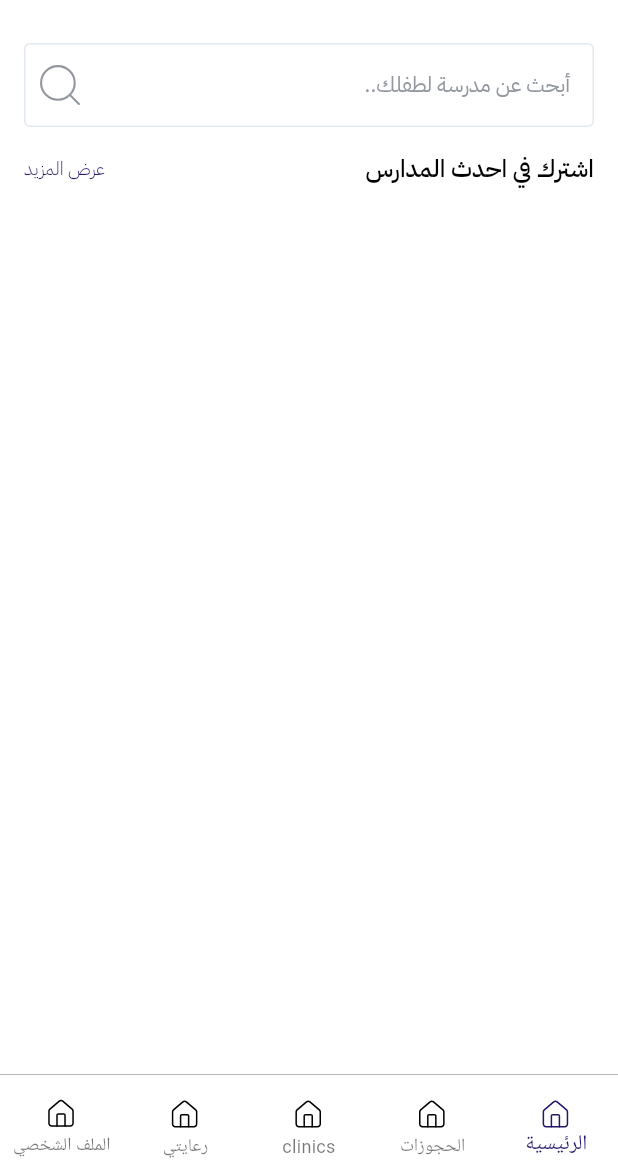
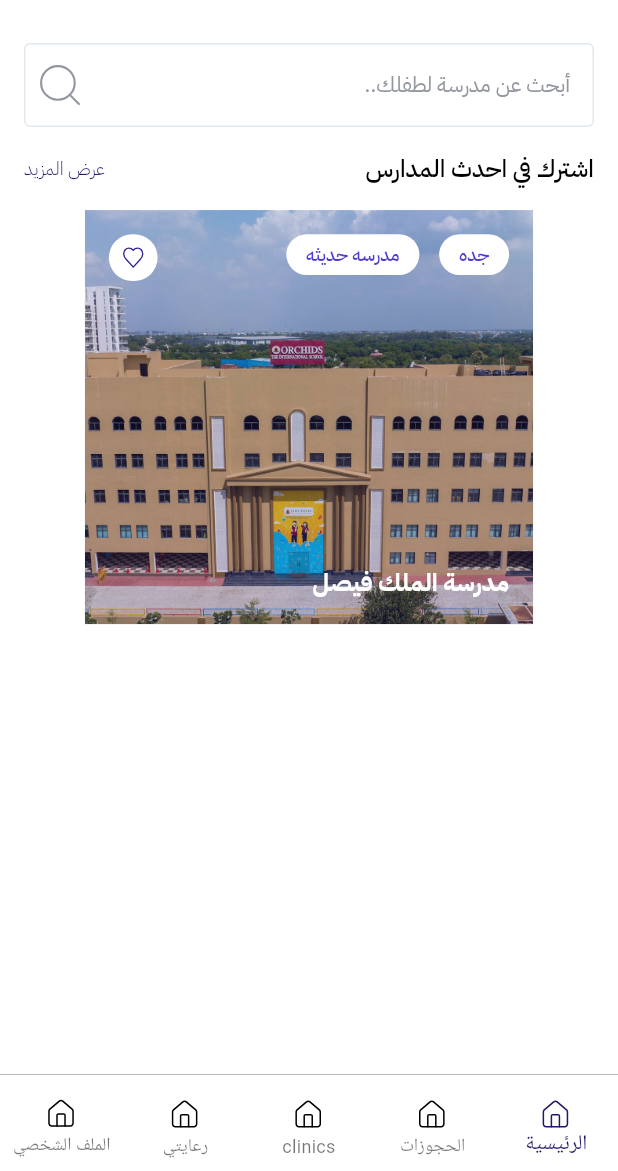
Before and after one commit to jimmyfcis/albanoon, a Flutter app: the screen it shows after launch, on a phone screen of 412 x 824 dp, the part 65-1236 px from its top. Run offline on Flutter 3.47's test engine with Material 3 defaults, Android fonts, the phone set to English and light mode, and no system bars; our stand-ins replace dio, flutter_form_builder, flutter_screenutil, flutter_svg, form_builder_validators, go_router and 2 more; project files that could hold a hidden picture were left out.

Commit message:
finish school item UI

```diff
--- a/lib/core/assets/svg/svg_assets.dart
+++ b/lib/core/assets/svg/svg_assets.dart
@@ -7,4 +7,5 @@ class SVGAssets {
   static const String coloredLogo = "assets/svg/colored_logo.svg";
   static const String notificationDisabled = "assets/svg/empty_notifications.svg";
   static const String search = "assets/svg/search.svg";
+  static const String favorites = "assets/svg/favorites.svg";
 }
--- a/lib/core/theme/theme.dart
+++ b/lib/core/theme/theme.dart
@@ -8,6 +8,8 @@ class AppTheme {
   static const Color greyColor = Color(0xFFE8E8E8);
   static const Color hintColor = Color(0xFF92979F);
   static const Color formBordersColor = Color(0xFFE2E8F0);
+  static const Color textColor = Color(0xFF4D3BD0);
+  static const Color gradientColor = Color(0xFF302294);
 }
 
 ThemeData appThemeData = ThemeData(
--- a/lib/features/home/presentation/screens/home_screen.dart
+++ b/lib/features/home/presentation/screens/home_screen.dart
@@ -2,9 +2,11 @@ import 'package:albanoon/core/assets/svg/svg_assets.dart';
 import 'package:albanoon/core/localization/app_extensions.dart';
 import 'package:albanoon/core/theme/theme.dart';
 import 'package:albanoon/core/widgets/form_fields/custom_text_field.dart';
+import 'package:albanoon/features/home/presentation/widgets/school_home_item.dart';
 import 'package:flutter/material.dart';
 import 'package:flutter_screenutil/flutter_screenutil.dart';
 import 'package:flutter_svg/svg.dart';
+
 class HomeScreen extends StatefulWidget {
   const HomeScreen({super.key});
 
@@ -45,8 +47,7 @@ class _HomeScreenState extends State<HomeScreen> {
                     SVGAssets.search,
                   ),
                 ),
-                onTap: (){
-                },
+                onTap: () {},
               ),
               SizedBox(height: 16.h),
               Row(
@@ -68,8 +69,14 @@ class _HomeScreenState extends State<HomeScreen> {
                       fontWeight: FontWeight.w300,
                     ),
                   ),
-
                 ],
+              ),
+              SizedBox(height: 16.h),
+              SchoolHomeItem(
+                city: "جده",
+                disclaimer: 'مدرسه حديثه',
+                name: 'مدرسة الملك فيصل',
+                image: "assets/png/school_bg.jpg",
               ),
             ],
           ),
--- /dev/null
+++ b/lib/features/home/presentation/widgets/school_disclaimer.dart
@@ -0,0 +1,34 @@
+
+import 'package:flutter/material.dart';
+import 'package:flutter_screenutil/flutter_screenutil.dart';
+
+import '../../../../core/theme/theme.dart';
+class SchoolDisclaimer extends StatelessWidget {
+  final String text;
+  const SchoolDisclaimer({
+    super.key, required this.text,
+  });
+
+  @override
+  Widget build(BuildContext context) {
+    return Container(
+      decoration: BoxDecoration(
+        color: AppTheme.whiteColor,
+        borderRadius: BorderRadius.all(
+          Radius.circular(16.r),
+        ),
+      ),
+      child: Padding(
+        padding: EdgeInsets.symmetric(horizontal: 12.0.w,vertical: 5.h),
+        child: Text(
+          text,
+          style: TextStyle(
+            fontSize: 12.sp,
+            color: AppTheme.textColor,
+            fontWeight: FontWeight.w500,
+          ),
+        ),
+      ),
+    );
+  }
+}
--- /dev/null
+++ b/lib/features/home/presentation/widgets/school_home_item.dart
@@ -0,0 +1,99 @@
+import 'package:albanoon/features/home/presentation/widgets/school_disclaimer.dart';
+import 'package:flutter/material.dart';
+import 'package:flutter_screenutil/flutter_screenutil.dart';
+import 'package:flutter_svg/svg.dart';
+import '../../../../core/assets/svg/svg_assets.dart';
+import '../../../../core/theme/theme.dart';
+
+class SchoolHomeItem extends StatefulWidget {
+
+  final String city;
+  final String disclaimer;
+  final String name;
+  final String image;
+  const SchoolHomeItem({
+    super.key, required this.city, required this.disclaimer, required this.name, required this.image,
+  });
+
+  @override
+  State<SchoolHomeItem> createState() => _SchoolHomeItemState();
+}
+
+class _SchoolHomeItemState extends State<SchoolHomeItem> {
+  @override
+  Widget build(BuildContext context) {
+    return Container(
+      height: 272.h,
+      width: 272.w,
+      decoration: BoxDecoration(
+        borderRadius: BorderRadius.all(Radius.circular(16.r)),
+      ),
+      child: Stack(
+        children: [
+          Image.asset(
+            widget.image,
+            height: 272.h,
+            width: 272.w,
+            fit: BoxFit.cover,
+          ),
+          Container(
+            decoration: BoxDecoration(
+              gradient: LinearGradient(
+                begin: Alignment.topCenter,
+                end: Alignment.bottomCenter,
+                colors: [
+                  AppTheme.gradientColor.withOpacity(0.15),
+                  AppTheme.gradientColor.withOpacity(0.25),
+                ],
+              ),
+            ),
+          ),
+          Padding(
+            padding: const EdgeInsets.all(16.0),
+            child: Column(
+              mainAxisAlignment: MainAxisAlignment.spaceBetween,
+              crossAxisAlignment: CrossAxisAlignment.start,
+              children: [
+                Row(
+                  crossAxisAlignment: CrossAxisAlignment.start,
+                  mainAxisAlignment: MainAxisAlignment.spaceBetween,
+                  children: [
+                    Row(
+                      children: [
+                        SchoolDisclaimer(text: widget.city),
+                        SizedBox(width: 12.w),
+                        SchoolDisclaimer(text:widget.disclaimer),
+                      ],
+                    ),
+                    Container(
+                      decoration: BoxDecoration(
+                        color: AppTheme.whiteColor,
+                        borderRadius: BorderRadius.all(Radius.circular(16.r)),
+                      ),
+                      child: Padding(
+                        padding: const EdgeInsets.all(8.0),
+                        child: SvgPicture.asset(
+                          SVGAssets.favorites,
+                          height: 15.h,
+                          width: 15.w,
+                        ),
+                      ),
+                    ),
+                  ],
+                ),
+                Text(
+                  widget.name,
+                  style: TextStyle(
+                    fontSize: 16.sp,
+                    color: AppTheme.whiteColor,
+                    fontWeight: FontWeight.w700,
+                  ),
+                ),
+              ],
+            ),
+          ),
+        ],
+      ),
+    );
+  }
+}
```
Also changed, not shown: assets/png/school_bg.jpg (added).
